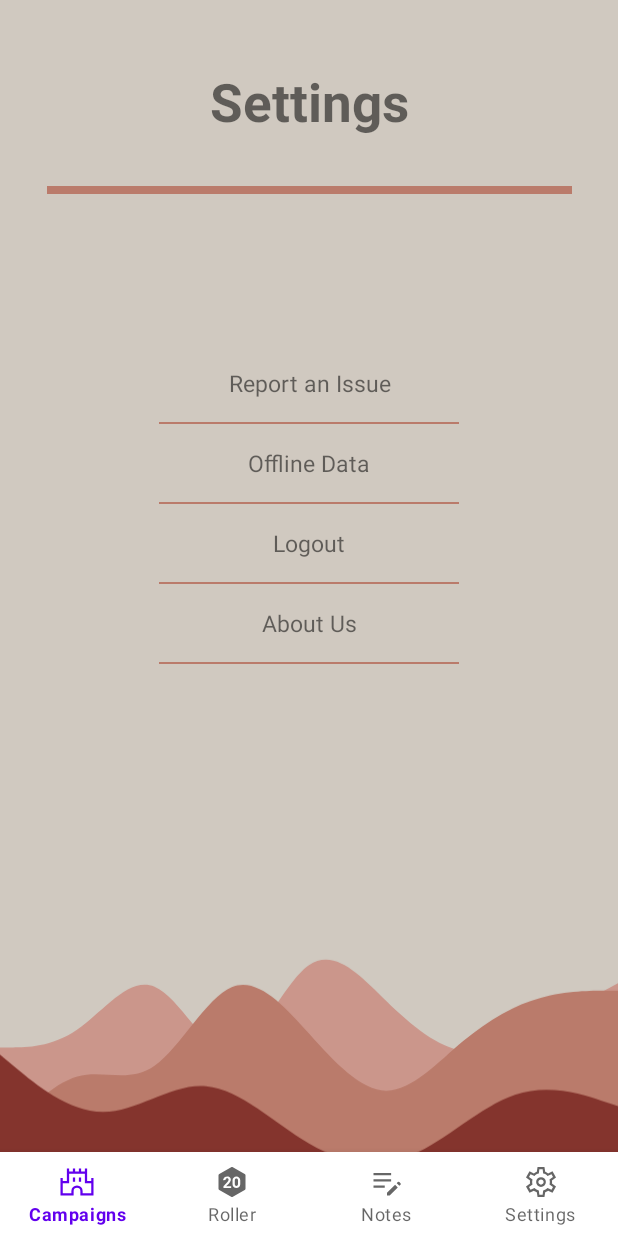
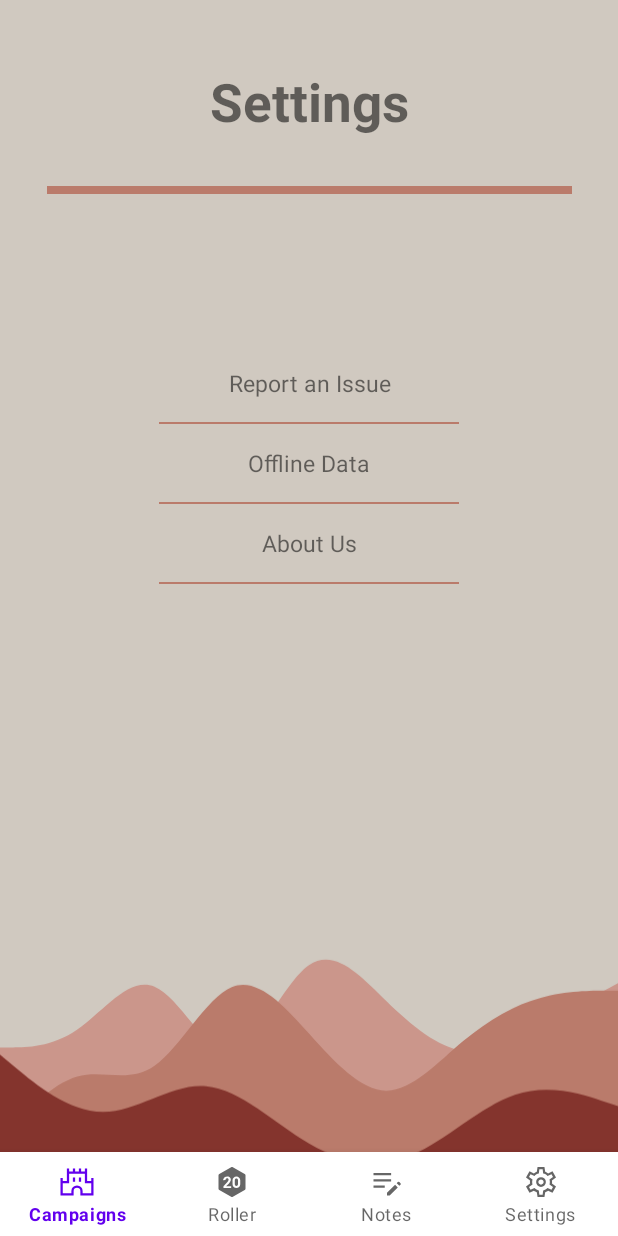
Before and after one commit to SCCapstone/BoredBards, an Android app: the layout settings_screen.xml on its own in the app's theme, with its tools: preview values and no code run, on a phone screen of 412 x 824 dp. Run offline under Robolectric (Android 15) with nearby library versions, the phone set to English and light mode, and no system bars.

Commit message:
Removed Logout from settings, since the main screen already contains it (#153)

```diff
--- a/app/src/main/java/com/example/bored_bard/UI_files/settings_activity.java
+++ b/app/src/main/java/com/example/bored_bard/UI_files/settings_activity.java
@@ -46,12 +46,10 @@ public class settings_activity extends AppCompatActivity {
 
         TextView report = findViewById(R.id.reportIssue);
         TextView offline_data = findViewById(R.id.offlineData);
-        TextView logout = findViewById(R.id.toLogout);
         TextView about = findViewById(R.id.aboutUs);
 
         report.setOnClickListener(v -> reportNavigator());
         offline_data.setOnClickListener(v -> offlineDataManagement());
-        logout.setOnClickListener(v -> logout());
         about.setOnClickListener(v -> aboutNavigator());
     }
 
@@ -82,14 +80,6 @@ public class settings_activity extends AppCompatActivity {
     }
 
     /**
-     * when called, logs the user out
-     */
-    private void logout() {
-//        startActivity(new Intent(getApplicationContext(), logout.class));
-//        overridePendingTransition(0, 0);
-    }
-
-    /**
      * when called, allows the user to change data management policies
      */
     private void offlineDataManagement() {
--- a/app/src/main/res/layout/settings_screen.xml
+++ b/app/src/main/res/layout/settings_screen.xml
@@ -152,19 +152,6 @@
             android:background="@color/darkblushPink"/>
 
         <TextView
-            android:id="@+id/toLogout"
-            android:layout_width="fill_parent"
-            android:layout_height="wrap_content"
-            android:textAlignment="center"
-            android:padding="15dp"
-            android:text="@string/logout"
-            android:textSize="15sp" />
-        <View
-            android:id="@+id/div2"
-            android:layout_width="200dp"
-            android:layout_height="1dp"
-            android:background="@color/darkblushPink"/>
-        <TextView
             android:id="@+id/aboutUs"
             android:layout_width="fill_parent"
             android:layout_height="wrap_content"
```
